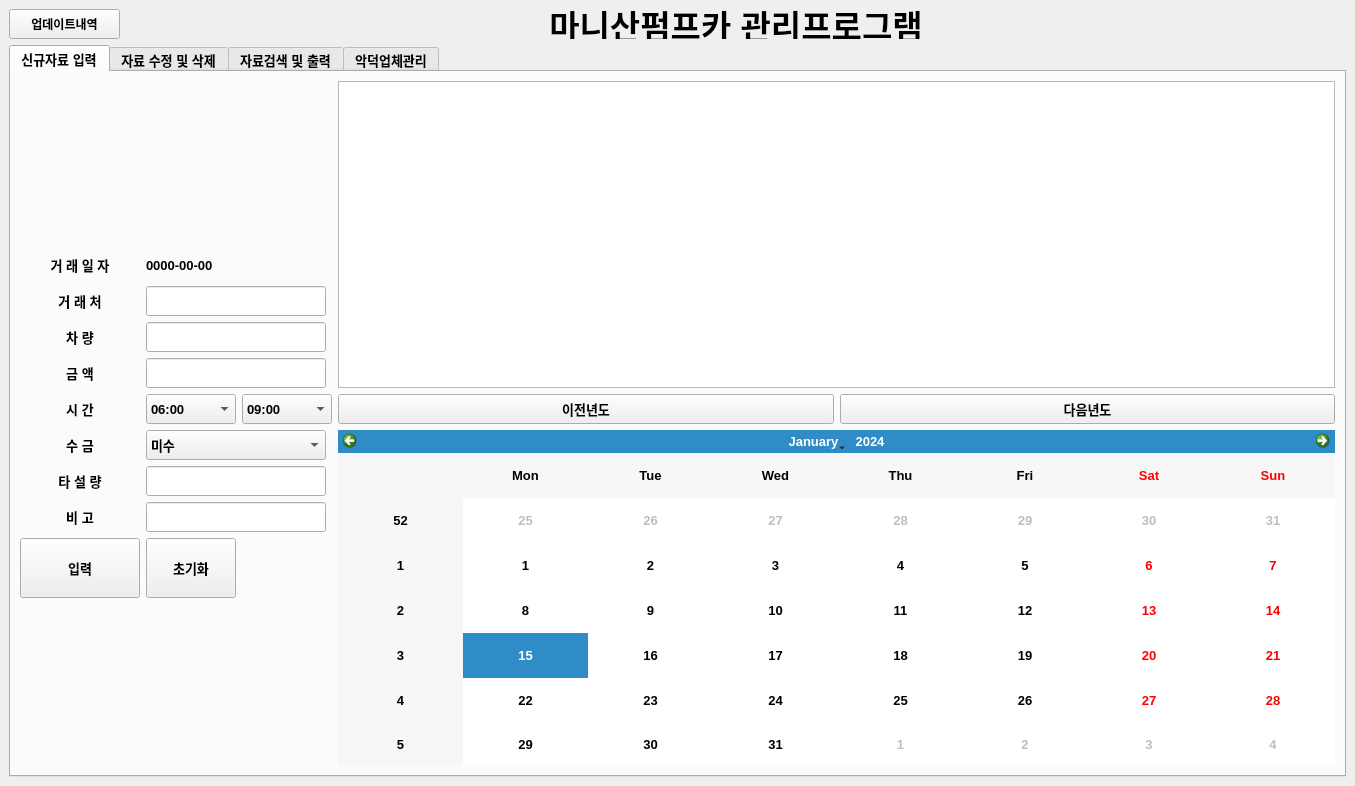
Old version of the form pumpcar.ui in the repository Cherrue/pumpcar-accountbook.
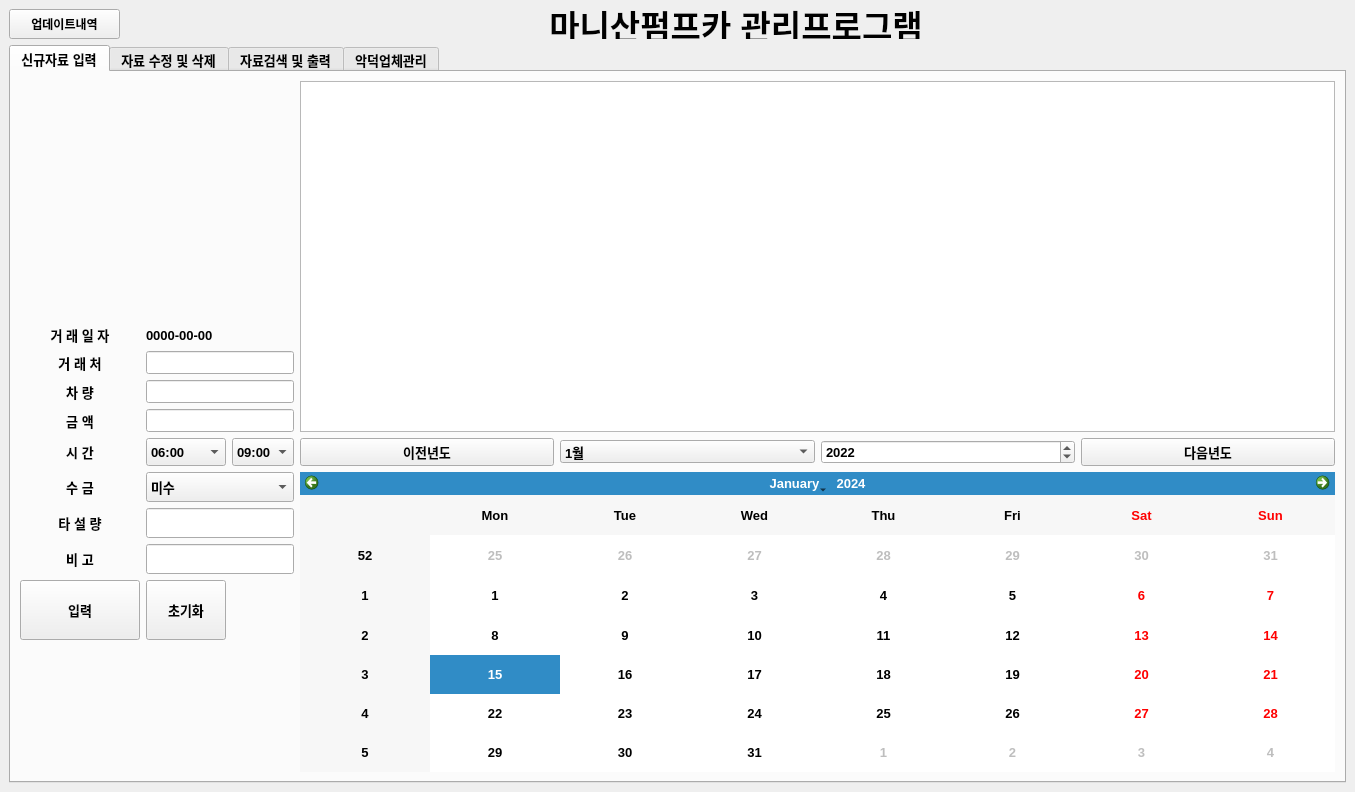
New version of the form. Custom widgets are drawn as their Qt base class.

Commit message:
[feature] 반응형 UI 적용 - 사이드 이펙트 수정 : 달력 ui 깨짐 반응형 ui 적용을 위해 gridLayout을 적용하니 fix 값으로 붙여둔 달력 ui가 깨진다. QCalendarWidget의 슬롯 overriding이 도저히 안 되어 내비게이션 바를 따로 만든다.
- 작업내용
custom widget 파이썬 생성 (삭제 예정)
내비게이션 바에 horizontal 레이아웃 적용
내비게이션 바에 연 / 월 선택 ui 추가
연 / 월 선택 ui에 기본 값 설정

- 사이드 이펙트

```diff
--- a/pumpcar.ui
+++ b/pumpcar.ui
@@ -7,7 +7,7 @@
     <x>0</x>
     <y>0</y>
     <width>1355</width>
-    <height>786</height>
+    <height>792</height>
    </rect>
   </property>
   <property name="font">
@@ -95,9 +95,16 @@
          </attribute>
          <layout class="QGridLayout" name="gridLayout_6">
           <item row="0" column="0">
-           <layout class="QGridLayout" name="gridLayout_5" rowstretch="5,1,1,1,1,1,1,1,1,2,5" columnstretch="12,10,10,43,43">
-            <item row="3" column="0">
-             <widget class="QLabel" name="labelCarTab1">
+           <layout class="QGridLayout" name="gridLayout_5" rowstretch="5,0,0,0,0,0,0,0,0,0,0" columnstretch="12,0,0,0,0">
+            <item row="10" column="0" colspan="3">
+             <widget class="QLabel" name="emptySpace2Tab1">
+              <property name="text">
+               <string/>
+              </property>
+             </widget>
+            </item>
+            <item row="4" column="1" colspan="2">
+             <widget class="QLineEdit" name="inputPriceTab1">
               <property name="sizePolicy">
                <sizepolicy hsizetype="Minimum" vsizetype="Minimum">
                 <horstretch>0</horstretch>
@@ -106,20 +113,195 @@
               </property>
               <property name="maximumSize">
                <size>
-                <width>120</width>
+                <width>180</width>
                 <height>30</height>
                </size>
               </property>
-              <property name="text">
-               <string>차 량</string>
+             </widget>
+            </item>
+            <item row="5" column="1">
+             <widget class="QComboBox" name="inputTimeStartTab1">
+              <property name="sizePolicy">
+               <sizepolicy hsizetype="Minimum" vsizetype="Minimum">
+                <horstretch>0</horstretch>
+                <verstretch>0</verstretch>
+               </sizepolicy>
               </property>
-              <property name="alignment">
-               <set>Qt::AlignCenter</set>
+              <property name="maximumSize">
+               <size>
+                <width>90</width>
+                <height>30</height>
+               </size>
               </property>
+              <item>
+               <property name="text">
+                <string>06:00</string>
+               </property>
+              </item>
+              <item>
+               <property name="text">
+                <string>06:30</string>
+               </property>
+              </item>
+              <item>
+               <property name="text">
+                <string>07:00</string>
+               </property>
+              </item>
+              <item>
+               <property name="text">
+                <string>07:30</string>
+               </property>
+              </item>
+              <item>
+               <property name="text">
+                <string>08:00</string>
+               </property>
+              </item>
+              <item>
+               <property name="text">
+                <string>08:30</string>
+               </property>
+              </item>
+              <item>
+               <property name="text">
+                <string>09:00</string>
+               </property>
+              </item>
+              <item>
+               <property name="text">
+                <string>09:30</string>
+               </property>
+              </item>
+              <item>
+               <property name="text">
+                <string>10:00</string>
+               </property>
+              </item>
+              <item>
+               <property name="text">
+                <string>10:30</string>
+               </property>
+              </item>
+              <item>
+               <property name="text">
+                <string>11:00</string>
+               </property>
+              </item>
+              <item>
+               <property name="text">
+                <string>11:30</string>
+               </property>
+              </item>
+              <item>
+               <property name="text">
+                <string>12:00</string>
+               </property>
+              </item>
+              <item>
+               <property name="text">
+                <string>12:30</string>
+               </property>
+              </item>
+              <item>
+               <property name="text">
+                <string>13:00</string>
+               </property>
+              </item>
+              <item>
+               <property name="text">
+                <string>13:30</string>
+               </property>
+              </item>
+              <item>
+               <property name="text">
+                <string>14:00</string>
+               </property>
+              </item>
+              <item>
+               <property name="text">
+                <string>14:30</string>
+               </property>
+              </item>
+              <item>
+               <property name="text">
+                <string>15:00</string>
+               </property>
+              </item>
+              <item>
+               <property name="text">
+                <string>15:30</string>
+               </property>
+              </item>
+              <item>
+               <property name="text">
+                <string>16:00</string>
+               </property>
+              </item>
+              <item>
+               <property name="text">
+                <string>16:30</string>
+               </property>
+              </item>
+              <item>
+               <property name="text">
+                <string>17:00</string>
+               </property>
+              </item>
+              <item>
+               <property name="text">
+                <string>17:30</string>
+               </property>
+              </item>
+              <item>
+               <property name="text">
+                <string>18:00</string>
+               </property>
+              </item>
+              <item>
+               <property name="text">
+                <string>18:30</string>
+               </property>
+              </item>
+              <item>
+               <property name="text">
+                <string>19:00</string>
+               </property>
+              </item>
+              <item>
+               <property name="text">
+                <string>19:30</string>
+               </property>
+              </item>
+              <item>
+               <property name="text">
+                <string>20:00</string>
+               </property>
+              </item>
+              <item>
+               <property name="text">
+                <string>20:30</string>
+               </property>
+              </item>
+              <item>
+               <property name="text">
+                <string>21:00</string>
+               </property>
+              </item>
+              <item>
+               <property name="text">
+                <string>21:30</string>
+               </property>
+              </item>
+              <item>
+               <property name="text">
+                <string>22:00</string>
+               </property>
+              </item>
              </widget>
             </item>
-            <item row="1" column="0">
-             <widget class="QLabel" name="labelDateTab1">
+            <item row="2" column="0">
+             <widget class="QLabel" name="labelCompanyTab1">
               <property name="sizePolicy">
                <sizepolicy hsizetype="Minimum" vsizetype="Minimum">
                 <horstretch>0</horstretch>
@@ -133,15 +315,18 @@
                </size>
               </property>
               <property name="text">
-               <string>거 래 일 자</string>
+               <string>거 래 처</string>
               </property>
               <property name="alignment">
                <set>Qt::AlignCenter</set>
               </property>
+              <property name="wordWrap">
+               <bool>true</bool>
+              </property>
              </widget>
             </item>
-            <item row="2" column="1" colspan="2">
-             <widget class="QLineEdit" name="inputCompanyTab1">
+            <item row="3" column="1" colspan="2">
+             <widget class="QLineEdit" name="inputCarTab1">
               <property name="sizePolicy">
                <sizepolicy hsizetype="Minimum" vsizetype="Minimum">
                 <horstretch>0</horstretch>
@@ -156,6 +341,63 @@
               </property>
              </widget>
             </item>
+            <item row="7" column="1" colspan="2">
+             <widget class="QLineEdit" name="inputAmountTab1">
+              <property name="sizePolicy">
+               <sizepolicy hsizetype="Minimum" vsizetype="Minimum">
+                <horstretch>0</horstretch>
+                <verstretch>0</verstretch>
+               </sizepolicy>
+              </property>
+              <property name="maximumSize">
+               <size>
+                <width>180</width>
+                <height>30</height>
+               </size>
+              </property>
+             </widget>
+            </item>
+            <item row="9" column="0">
+             <widget class="QPushButton" name="buttonSaveTab1">
+              <property name="sizePolicy">
+               <sizepolicy hsizetype="Minimum" vsizetype="Minimum">
+                <horstretch>0</horstretch>
+                <verstretch>0</verstretch>
+               </sizepolicy>
+              </property>
+              <property name="maximumSize">
+               <size>
+                <width>120</width>
+                <height>60</height>
+               </size>
+              </property>
+              <property name="text">
+               <string>입력</string>
+              </property>
+              <property name="autoDefault">
+               <bool>false</bool>
+              </property>
+              <property name="default">
+               <bool>false</bool>
+              </property>
+              <property name="flat">
+               <bool>false</bool>
+              </property>
+             </widget>
+            </item>
+            <item row="0" column="0" colspan="3">
+             <widget class="QLabel" name="emptySpace1Tab1">
+              <property name="sizePolicy">
+               <sizepolicy hsizetype="Minimum" vsizetype="Minimum">
+                <horstretch>0</horstretch>
+                <verstretch>0</verstretch>
+               </sizepolicy>
+              </property>
+              <property name="text">
+               <string/>
+              </property>
+             </widget>
+            </item>
             <item row="6" column="1" colspan="2">
              <widget class="QComboBox" name="inputCollectTab1">
               <property name="sizePolicy">
@@ -182,6 +424,28 @@
               </item>
              </widget>
             </item>
+            <item row="3" column="0">
+             <widget class="QLabel" name="labelCarTab1">
+              <property name="sizePolicy">
+               <sizepolicy hsizetype="Minimum" vsizetype="Minimum">
+                <horstretch>0</horstretch>
+                <verstretch>0</verstretch>
+               </sizepolicy>
+              </property>
+              <property name="maximumSize">
+               <size>
+                <width>120</width>
+                <height>30</height>
+               </size>
+              </property>
+              <property name="text">
+               <string>차 량</string>
+              </property>
+              <property name="alignment">
+               <set>Qt::AlignCenter</set>
+              </property>
+             </widget>
+            </item>
             <item row="6" column="0">
              <widget class="QLabel" name="labelCollectTab1">
               <property name="sizePolicy">
@@ -204,161 +468,6 @@
               </property>
              </widget>
             </item>
-            <item row="1" column="1" colspan="2">
-             <widget class="QLabel" name="inputDateTab1">
-              <property name="sizePolicy">
-               <sizepolicy hsizetype="Minimum" vsizetype="Minimum">
-                <horstretch>0</horstretch>
-                <verstretch>0</verstretch>
-               </sizepolicy>
-              </property>
-              <property name="maximumSize">
-               <size>
-                <width>200</width>
-                <height>30</height>
-               </size>
-              </property>
-              <property name="text">
-               <string>0000-00-00</string>
-              </property>
-             </widget>
-            </item>
-            <item row="7" column="1" colspan="2">
-             <widget class="QLineEdit" name="inputAmountTab1">
-              <property name="sizePolicy">
-               <sizepolicy hsizetype="Minimum" vsizetype="Minimum">
-                <horstretch>0</horstretch>
-                <verstretch>0</verstretch>
-               </sizepolicy>
-              </property>
-              <property name="maximumSize">
-               <size>
-                <width>180</width>
-                <height>30</height>
-               </size>
-              </property>
-             </widget>
-            </item>
-            <item row="7" column="0">
-             <widget class="QLabel" name="labelAmountTab1">
-              <property name="sizePolicy">
-               <sizepolicy hsizetype="Minimum" vsizetype="Minimum">
-                <horstretch>0</horstretch>
-                <verstretch>0</verstretch>
-               </sizepolicy>
-              </property>
-              <property name="maximumSize">
-               <size>
-                <width>120</width>
-                <height>30</height>
-               </size>
-              </property>
-              <property name="text">
-               <string>타 설 량</string>
-              </property>
-              <property name="alignment">
-               <set>Qt::AlignCenter</set>
-              </property>
-             </widget>
-            </item>
-            <item row="9" column="0">
-             <widget class="QPushButton" name="buttonSaveTab1">
-              <property name="sizePolicy">
-               <sizepolicy hsizetype="Minimum" vsizetype="Minimum">
-                <horstretch>0</horstretch>
-                <verstretch>0</verstretch>
-               </sizepolicy>
-              </property>
-              <property name="maximumSize">
-               <size>
-                <width>120</width>
-                <height>60</height>
-               </size>
-              </property>
-              <property name="text">
-               <string>입력</string>
-              </property>
-              <property name="autoDefault">
-               <bool>false</bool>
-              </property>
-              <property name="default">
-               <bool>false</bool>
-              </property>
-              <property name="flat">
-               <bool>false</bool>
-              </property>
-             </widget>
-            </item>
-            <item row="3" column="1" colspan="2">
-             <widget class="QLineEdit" name="inputCarTab1">
-              <property name="sizePolicy">
-               <sizepolicy hsizetype="Minimum" vsizetype="Minimum">
-                <horstretch>0</horstretch>
-                <verstretch>0</verstretch>
-               </sizepolicy>
-              </property>
-              <property name="maximumSize">
-               <size>
-                <width>180</width>
-                <height>30</height>
-               </size>
-              </property>
-             </widget>
-            </item>
-            <item row="5" column="4">
-             <widget class="QPushButton" name="buttonNextYearTab1">
-              <property name="sizePolicy">
-               <sizepolicy hsizetype="Minimum" vsizetype="Minimum">
-                <horstretch>0</horstretch>
-                <verstretch>0</verstretch>
-               </sizepolicy>
-              </property>
-              <property name="maximumSize">
-               <size>
-                <width>16777215</width>
-                <height>30</height>
-               </size>
-              </property>
-              <property name="text">
-               <string>다음년도</string>
-              </property>
-             </widget>
-            </item>
-            <item row="5" column="3">
-             <widget class="QPushButton" name="buttonPrevYearTab1">
-              <property name="sizePolicy">
-               <sizepolicy hsizetype="Minimum" vsizetype="Minimum">
-                <horstretch>0</horstretch>
-                <verstretch>0</verstretch>
-               </sizepolicy>
-              </property>
-              <property name="maximumSize">
-               <size>
-                <width>16777215</width>
-                <height>30</height>
-               </size>
-              </property>
-              <property name="text">
-               <string>이전년도</string>
-              </property>
-             </widget>
-            </item>
-            <item row="4" column="1" colspan="2">
-             <widget class="QLineEdit" name="inputPriceTab1">
-              <property name="sizePolicy">
-               <sizepolicy hsizetype="Minimum" vsizetype="Minimum">
-                <horstretch>0</horstretch>
-                <verstretch>0</verstretch>
-               </sizepolicy>
-              </property>
-              <property name="maximumSize">
-               <size>
-                <width>180</width>
-                <height>30</height>
-               </size>
-              </property>
-             </widget>
-            </item>
             <item row="9" column="1">
              <widget class="QPushButton" name="buttonResetTab1">
               <property name="sizePolicy">
@@ -378,8 +487,8 @@
               </property>
              </widget>
             </item>
-            <item row="8" column="1" colspan="2">
-             <widget class="QLineEdit" name="inputRemarkTab1">
+            <item row="1" column="0">
+             <widget class="QLabel" name="labelDateTab1">
               <property name="sizePolicy">
                <sizepolicy hsizetype="Minimum" vsizetype="Minimum">
                 <horstretch>0</horstretch>
@@ -388,22 +497,37 @@
               </property>
               <property name="maximumSize">
                <size>
-                <width>180</width>
+                <width>120</width>
                 <height>30</height>
                </size>
               </property>
+              <property name="text">
+               <string>거 래 일 자</string>
+              </property>
+              <property name="alignment">
+               <set>Qt::AlignCenter</set>
+              </property>
              </widget>
             </item>
-            <item row="0" column="0" colspan="3">
-             <widget class="QLabel" name="emptySpace1Tab1">
+            <item row="5" column="0">
+             <widget class="QLabel" name="labelTimeTab1">
               <property name="sizePolicy">
                <sizepolicy hsizetype="Minimum" vsizetype="Minimum">
                 <horstretch>0</horstretch>
                 <verstretch>0</verstretch>
                </sizepolicy>
               </property>
+              <property name="maximumSize">
+               <size>
+                <width>120</width>
+                <height>30</height>
+               </size>
+              </property>
               <property name="text">
-               <string/>
+               <string>시 간</string>
+              </property>
+              <property name="alignment">
+               <set>Qt::AlignCenter</set>
               </property>
              </widget>
             </item>
@@ -429,6 +553,47 @@
               </property>
              </widget>
             </item>
+            <item row="7" column="0">
+             <widget class="QLabel" name="labelAmountTab1">
+              <property name="sizePolicy">
+               <sizepolicy hsizetype="Minimum" vsizetype="Minimum">
+                <horstretch>0</horstretch>
+                <verstretch>0</verstretch>
+               </sizepolicy>
+              </property>
+              <property name="maximumSize">
+               <size>
+                <width>120</width>
+                <height>30</height>
+               </size>
+              </property>
+              <property name="text">
+               <string>타 설 량</string>
+              </property>
+              <property name="alignment">
+               <set>Qt::AlignCenter</set>
+              </property>
+             </widget>
+            </item>
+            <item row="1" column="1" colspan="2">
+             <widget class="QLabel" name="inputDateTab1">
+              <property name="sizePolicy">
+               <sizepolicy hsizetype="Minimum" vsizetype="Minimum">
+                <horstretch>0</horstretch>
+                <verstretch>0</verstretch>
+               </sizepolicy>
+              </property>
+              <property name="maximumSize">
+               <size>
+                <width>200</width>
+                <height>30</height>
+               </size>
+              </property>
+              <property name="text">
+               <string>0000-00-00</string>
+              </property>
+             </widget>
+            </item>
             <item row="8" column="0">
              <widget class="QLabel" name="labelRemarkTab1">
               <property name="sizePolicy">
@@ -602,7 +767,39 @@
               </item>
              </widget>
             </item>
-            <item row="0" column="3" rowspan="5" colspan="2">
+            <item row="8" column="1" colspan="2">
+             <widget class="QLineEdit" name="inputRemarkTab1">
+              <property name="sizePolicy">
+               <sizepolicy hsizetype="Minimum" vsizetype="Minimum">
+                <horstretch>0</horstretch>
+                <verstretch>0</verstretch>
+               </sizepolicy>
+              </property>
+              <property name="maximumSize">
+               <size>
+                <width>180</width>
+                <height>30</height>
+               </size>
+              </property>
+             </widget>
+            </item>
+            <item row="2" column="1" colspan="2">
+             <widget class="QLineEdit" name="inputCompanyTab1">
+              <property name="sizePolicy">
+               <sizepolicy hsizetype="Minimum" vsizetype="Minimum">
+                <horstretch>0</horstretch>
+                <verstretch>0</verstretch>
+               </sizepolicy>
+              </property>
+              <property name="maximumSize">
+               <size>
+                <width>180</width>
+                <height>30</height>
+               </size>
+              </property>
+             </widget>
+            </item>
+            <item row="0" column="3" rowspan="5">
              <widget class="QTableView" name="tableDataTab1">
               <property name="minimumSize">
                <size>
@@ -615,243 +812,8 @@
               </property>
              </widget>
             </item>
-            <item row="5" column="1">
-             <widget class="QComboBox" name="inputTimeStartTab1">
-              <property name="sizePolicy">
-               <sizepolicy hsizetype="Minimum" vsizetype="Minimum">
-                <horstretch>0</horstretch>
-                <verstretch>0</verstretch>
-               </sizepolicy>
-              </property>
-              <property name="maximumSize">
-               <size>
-                <width>90</width>
-                <height>30</height>
-               </size>
-              </property>
-              <item>
-               <property name="text">
-                <string>06:00</string>
-               </property>
-              </item>
-              <item>
-               <property name="text">
-                <string>06:30</string>
-               </property>
-              </item>
-              <item>
-               <property name="text">
-                <string>07:00</string>
-               </property>
-              </item>
-              <item>
-               <property name="text">
-                <string>07:30</string>
-               </property>
-              </item>
-              <item>
-               <property name="text">
-                <string>08:00</string>
-               </property>
-              </item>
-              <item>
-               <property name="text">
-                <string>08:30</string>
-               </property>
-              </item>
-              <item>
-               <property name="text">
-                <string>09:00</string>
-               </property>
-              </item>
-              <item>
-               <property name="text">
-                <string>09:30</string>
-               </property>
-              </item>
-              <item>
-               <property name="text">
-                <string>10:00</string>
-               </property>
-              </item>
-              <item>
-               <property name="text">
-                <string>10:30</string>
-               </property>
-              </item>
-              <item>
-               <property name="text">
-                <string>11:00</string>
-               </property>
-              </item>
-              <item>
-               <property name="text">
-                <string>11:30</string>
-               </property>
-              </item>
-              <item>
-               <property name="text">
-                <string>12:00</string>
-               </property>
-              </item>
-              <item>
-               <property name="text">
-                <string>12:30</string>
-               </property>
-              </item>
-              <item>
-               <property name="text">
-                <string>13:00</string>
-               </property>
-              </item>
-              <item>
-               <property name="text">
-                <string>13:30</string>
-               </property>
-              </item>
-              <item>
-               <property name="text">
-                <string>14:00</string>
-               </property>
-              </item>
-              <item>
-               <property name="text">
-                <string>14:30</string>
-               </property>
-              </item>
-              <item>
-               <property name="text">
-                <string>15:00</string>
-               </property>
-              </item>
-              <item>
-               <property name="text">
-                <string>15:30</string>
-               </property>
-              </item>
-              <item>
-               <property name="text">
-                <string>16:00</string>
-               </property>
-              </item>
-              <item>
-               <property name="text">
-                <string>16:30</string>
-               </property>
-              </item>
-              <item>
-               <property name="text">
-                <string>17:00</string>
-               </property>
-              </item>
-              <item>
-               <property name="text">
-                <string>17:30</string>
-               </property>
-              </item>
-              <item>
-               <property name="text">
-                <string>18:00</string>
-               </property>
-              </item>
-              <item>
-               <property name="text">
-                <string>18:30</string>
-               </property>
-              </item>
-              <item>
-               <property name="text">
-                <string>19:00</string>
-               </property>
-              </item>
-              <item>
-               <property name="text">
-                <string>19:30</string>
-               </property>
-              </item>
-              <item>
-               <property name="text">
-                <string>20:00</string>
-               </property>
-              </item>
-              <item>
-               <property name="text">
-                <string>20:30</string>
-               </property>
-              </item>
-              <item>
-               <property name="text">
-                <string>21:00</string>
-               </property>
-              </item>
-              <item>
-               <property name="text">
-                <string>21:30</string>
-               </property>
-              </item>
-              <item>
-               <property name="text">
-                <string>22:00</string>
-               </property>
-              </item>
-             </widget>
-            </item>
-            <item row="2" column="0">
-             <widget class="QLabel" name="labelCompanyTab1">
-              <property name="sizePolicy">
-               <sizepolicy hsizetype="Minimum" vsizetype="Minimum">
-                <horstretch>0</horstretch>
-                <verstretch>0</verstretch>
-               </sizepolicy>
-              </property>
-              <property name="maximumSize">
-               <size>
-                <width>120</width>
-                <height>30</height>
-               </size>
-              </property>
-              <property name="text">
-               <string>거 래 처</string>
-              </property>
-              <property name="alignment">
-               <set>Qt::AlignCenter</set>
-              </property>
-              <property name="wordWrap">
-               <bool>true</bool>
-              </property>
-             </widget>
-            </item>
-            <item row="5" column="0">
-             <widget class="QLabel" name="labelTimeTab1">
-              <property name="sizePolicy">
-               <sizepolicy hsizetype="Minimum" vsizetype="Minimum">
-                <horstretch>0</horstretch>
-                <verstretch>0</verstretch>
-               </sizepolicy>
-              </property>
-              <property name="maximumSize">
-               <size>
-                <width>120</width>
-                <height>30</height>
-               </size>
-              </property>
-              <property name="text">
-               <string>시 간</string>
-              </property>
-              <property name="alignment">
-               <set>Qt::AlignCenter</set>
-              </property>
-             </widget>
-            </item>
-            <item row="10" column="0" colspan="3">
-             <widget class="QLabel" name="emptySpace2Tab1">
-              <property name="text">
-               <string/>
-              </property>
-             </widget>
-            </item>
-            <item row="6" column="3" rowspan="5" colspan="2">
-             <widget class="QCalendarWidget" name="calendarWidgetTab1">
+            <item row="6" column="3" rowspan="5">
+             <widget class="YearButtonCalendarWidget" name="calendarWidgetTab1">
               <property name="sizePolicy">
                <sizepolicy hsizetype="Expanding" vsizetype="Expanding">
                 <horstretch>0</horstretch>
@@ -866,6 +828,125 @@
               </property>
              </widget>
             </item>
+            <item row="5" column="3">
+             <layout class="QHBoxLayout" name="layoutCalendarNavigation">
+              <item>
+               <widget class="QPushButton" name="buttonPrevYearTab1">
+                <property name="sizePolicy">
+                 <sizepolicy hsizetype="Minimum" vsizetype="Minimum">
+                  <horstretch>0</horstretch>
+                  <verstretch>0</verstretch>
+                 </sizepolicy>
+                </property>
+                <property name="maximumSize">
+                 <size>
+                  <width>16777215</width>
+                  <height>30</height>
+                 </size>
+                </property>
+                <property name="text">
+                 <string>이전년도</string>
+                </property>
+               </widget>
+              </item>
+              <item>
+               <widget class="QComboBox" name="inputCalendarMonthTab1">
+                <item>
+                 <property name="text">
+                  <string>1월</string>
+                 </property>
+                </item>
+                <item>
+                 <property name="text">
+                  <string>2월</string>
+                 </property>
+                </item>
+                <item>
+                 <property name="text">
+                  <string>3월</string>
+                 </property>
+                </item>
+                <item>
+                 <property name="text">
+                  <string>4월</string>
+                 </property>
+                </item>
+                <item>
+                 <property name="text">
+                  <string>5월</string>
+                 </property>
+                </item>
+                <item>
+                 <property name="text">
+                  <string>6월</string>
+                 </property>
+                </item>
+                <item>
+                 <property name="text">
+                  <string>7월</string>
+                 </property>
+                </item>
+                <item>
+                 <property name="text">
+                  <string>8월</string>
+                 </property>
+                </item>
+                <item>
+                 <property name="text">
+                  <string>9월</string>
+                 </property>
+                </item>
+                <item>
+                 <property name="text">
+                  <string>10월</string>
+                 </property>
+                </item>
+                <item>
+                 <property name="text">
+                  <string>11월</string>
+                 </property>
+                </item>
+                <item>
+                 <property name="text">
+                  <string>12월</string>
+                 </property>
+                </item>
+               </widget>
+              </item>
+              <item>
+               <widget class="QSpinBox" name="inputCalendarYearTab1">
+                <property name="minimum">
+                 <number>1900</number>
+                </property>
+                <property name="maximum">
+                 <number>2100</number>
+                </property>
+                <property name="value">
+                 <number>2022</number>
+                </property>
+               </widget>
+              </item>
+              <item>
+               <widget class="QPushButton" name="buttonNextYearTab1">
+                <property name="sizePolicy">
+                 <sizepolicy hsizetype="Minimum" vsizetype="Minimum">
+                  <horstretch>0</horstretch>
+                  <verstretch>0</verstretch>
+                 </sizepolicy>
+                </property>
+                <property name="maximumSize">
+                 <size>
+                  <width>16777215</width>
+                  <height>30</height>
+                 </size>
+                </property>
+                <property name="text">
+                 <string>다음년도</string>
+                </property>
+               </widget>
+              </item>
+             </layout>
+            </item>
            </layout>
           </item>
          </layout>
@@ -2238,6 +2319,13 @@
    </layout>
   </widget>
  </widget>
+ <customwidgets>
+  <customwidget>
+   <class>YearButtonCalendarWidget</class>
+   <extends>QCalendarWidget</extends>
+   <header>yearbuttoncalendarwidget</header>
+  </customwidget>
+ </customwidgets>
  <tabstops>
   <tabstop>tabWidgetMain</tabstop>
   <tabstop>tableDataTab1</tabstop>
```
The commit also changes 1 other file.
